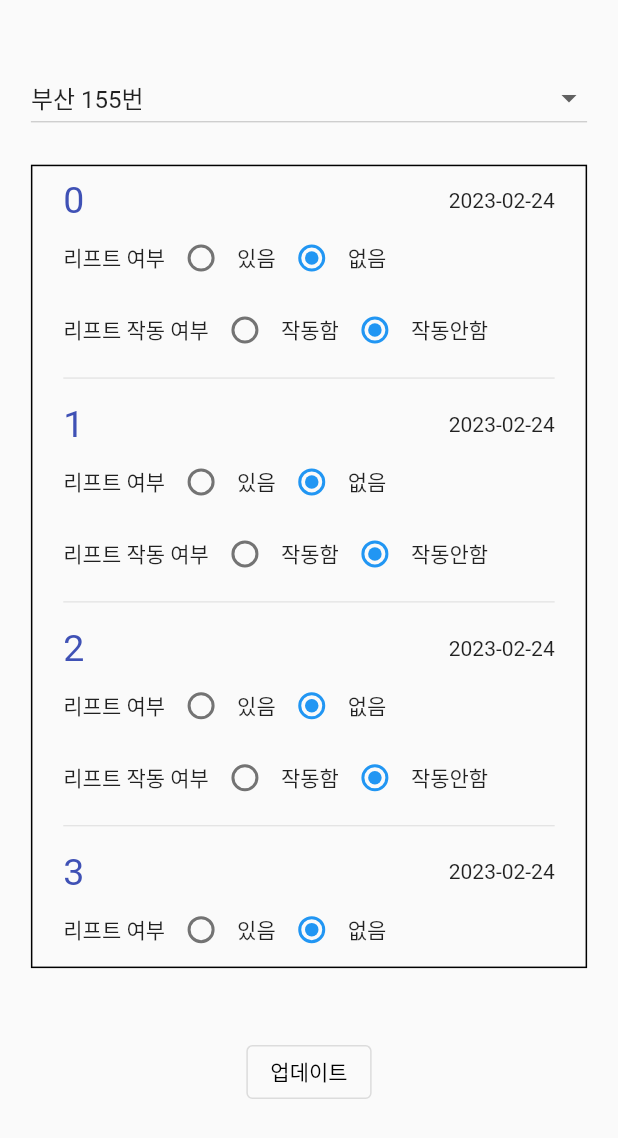
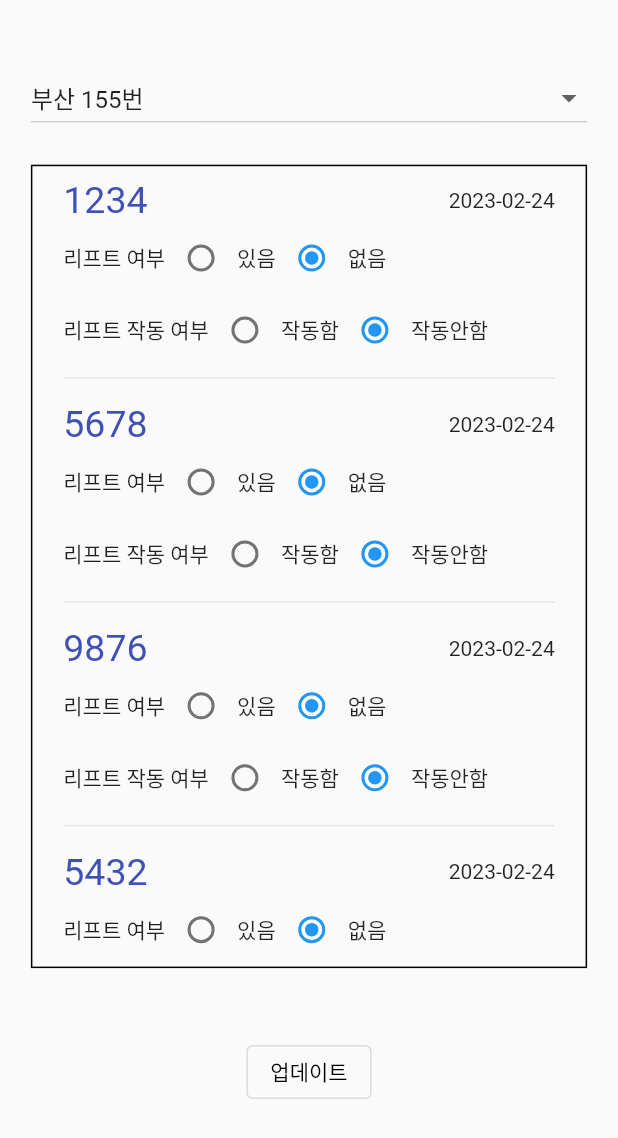
Before and after one commit to Rolling-Together/RollingTogether, a Flutter app: the TransScreen screen opened directly, on a phone screen of 412 x 824 dp. Shown: the top 1138 px of the screen. Run offline on Flutter 3.47's test engine with Material 2 defaults, Android fonts, the light colour scheme and no system bars; our stand-ins replace cloud_firestore, firebase_core, get, google_maps_flutter, image_picker; accounts and stored records are empty.

Commit message:
ui/#14/ list 수정

```diff
--- a/lib/ui/screens/8_trans_screen.dart
+++ b/lib/ui/screens/8_trans_screen.dart
@@ -8,6 +8,9 @@ class TransScreen extends StatefulWidget {
 }
 
 class _TransScreenState extends State<TransScreen> {
+  ///busName = 버스 번호 리스트
+  List<String> busName = ['1234', '5678', '9876', '5432', '6485'];
+
   Widget UpdatedDialog() {
     return AlertDialog(
       title: Container(
@@ -56,9 +59,10 @@ class _TransScreenState extends State<TransScreen> {
                 border: Border.all(color: Colors.black)
               ),
               child: ListView.builder(
-                  itemCount: 10,
+                ///busName의 길이만큼 itemCount
+                  itemCount: busName.length,
                   itemBuilder: (BuildContext context, int index) {
-                    return BusContainer(busName: '${index}');
+                    return BusContainer(busName: busName[index]);
                   }),
             ),
 
```
